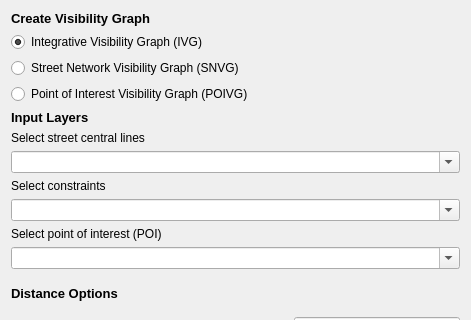
Before: the Qt Designer form poi_visibility_network_dialog_base.ui in achic19/poi_visibility_network, drawn with Qt 5; both pictures show x 0 to 471 and y 0 to 320 of the 471 by 499 pixel window.
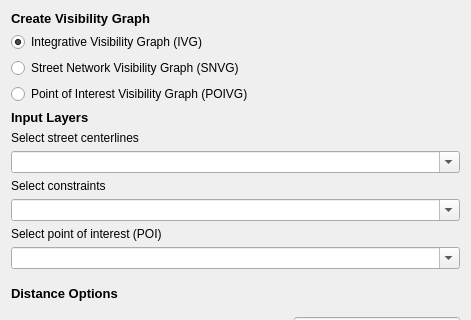
After: the same form once the commit is applied.

Patch:
```diff
--- a/poi_visibility_network_dialog_base.ui
+++ b/poi_visibility_network_dialog_base.ui
@@ -78,7 +78,7 @@
      <item>
       <widget class="QLabel" name="label">
        <property name="text">
-        <string>Select street central lines</string>
+        <string>Select street centerlines</string>
        </property>
       </widget>
      </item>
```
